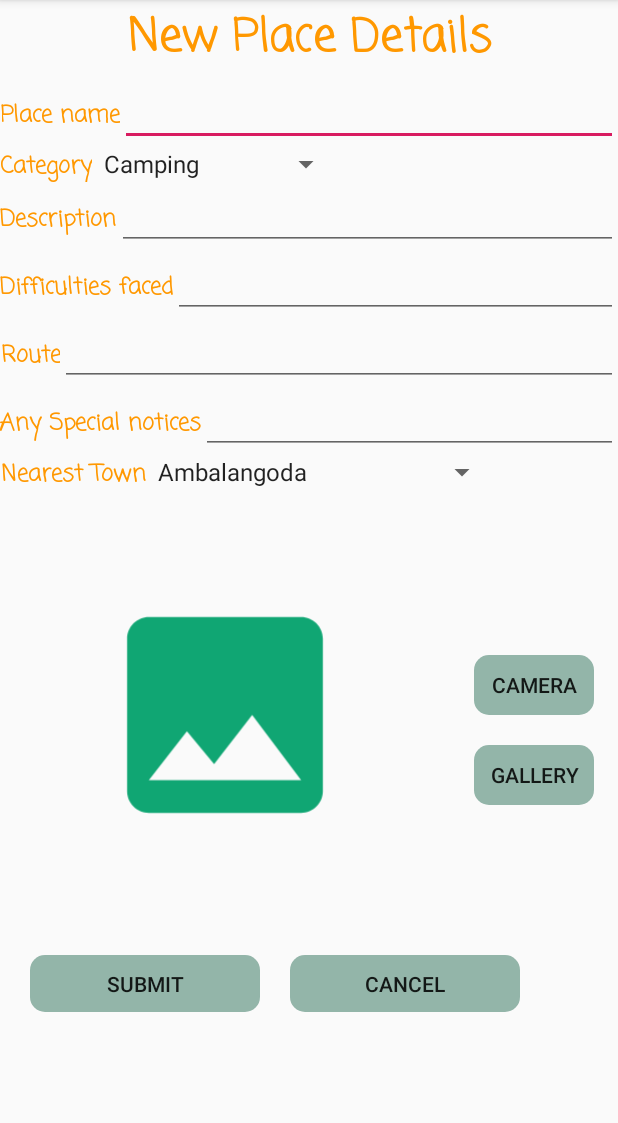
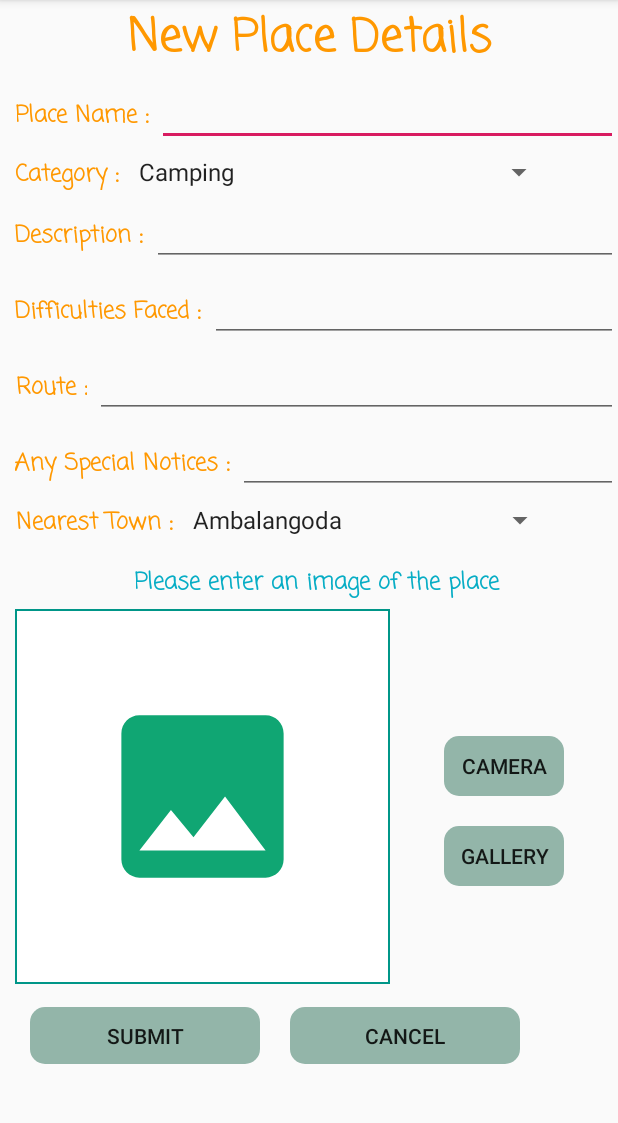
Before and after one commit to pamoda95/VentureMate2, an Android app: the LocationDetailAdder screen opened directly, with no data from a screen before it, on a phone screen of 412 x 824 dp, the part 84-1207 px from its top. Run offline under Robolectric (Android 15) with nearby library versions, the phone set to English and light mode, and no system bars; our stand-ins replace Firebase (no records; nobody signed in at launch, a user with empty details on screens opened directly); 2 statements that could not run were skipped.

Commit message:
Layout changes

```diff
--- a/app/src/main/java/com/example/venturemate/LocationDetailAdder.java
+++ b/app/src/main/java/com/example/venturemate/LocationDetailAdder.java
@@ -196,8 +196,8 @@ public class LocationDetailAdder extends AppCompatActivity {
             place.put("route", routeText.getText().toString());
             place.put("specialNotice", locationDescriptionText.getText().toString());
             place.put("difficultes", difficultiesText.getText().toString());
-            place.put("pLikes", 0);
-            place.put("pComments", 0);
+            place.put("pLikes", "0");
+            place.put("pComments", "0");
             place.put("latitude", lat);
             place.put("longitude", lon);
 
--- /dev/null
+++ b/app/src/main/res/drawable/border.xml
@@ -0,0 +1,9 @@
+<?xml version="1.0" encoding="UTF-8"?>
+<shape xmlns:android="http://schemas.android.com/apk/res/android"
+    android:layout_height="wrap_content"
+    android:layout_width="wrap_content">
+    <solid android:color="#FFFFFF" />
+    <stroke android:width="1dp" android:color="#009688" />
+    <padding android:left="1dp" android:top="1dp" android:right="1dp"
+        android:bottom="1dp" />
+</shape>
--- a/app/src/main/res/layout/activity_add_location.xml
+++ b/app/src/main/res/layout/activity_add_location.xml
@@ -20,7 +20,7 @@
             android:layout_height="52dp"
             android:gravity="center"
             android:lineSpacingExtra="10sp"
-            android:text="Add New Location"
+            android:text="Add New Place"
             android:textAllCaps="false"
             android:textAppearance="@style/TextAppearance.AppCompat.Display2"
             android:textColor="#FF9800"
@@ -32,6 +32,11 @@
         <com.google.android.gms.maps.MapView
             android:id="@+id/mapView"
             android:layout_width="match_parent"
+            android:layout_marginLeft="5dp"
+            android:layout_marginEnd="5dp"
+            android:layout_marginTop="5dp"
+            android:layout_marginBottom="5dp"
+            android:layout_marginRight="5dp"
             android:layout_height="344dp" />
 
         <TextView
--- a/app/src/main/res/layout/activity_display_place_detail.xml
+++ b/app/src/main/res/layout/activity_display_place_detail.xml
@@ -70,13 +70,15 @@
                 android:orientation="vertical">
         <ImageView
             android:id="@+id/image"
-            android:layout_width="match_parent"
+            android:layout_width="300dp"
             android:layout_height="300dp"
             android:layout_centerHorizontal="true"
             android:layout_marginTop="20dp"
             android:layout_marginLeft="20dp"
             android:layout_marginRight="20dp"
-            android:layout_marginBottom="10dp"
+            android:layout_marginBottom="5dp"
+            android:scaleType="fitXY"
+            android:adjustViewBounds="true"
             android:src="@drawable/adventure_travel" />
 
         <LinearLayout
--- a/app/src/main/res/layout/activity_location_detail_adder.xml
+++ b/app/src/main/res/layout/activity_location_detail_adder.xml
@@ -44,15 +44,18 @@
             android:id="@+id/layout2"
             android:layout_width="match_parent"
             android:layout_height="wrap_content"
-            android:orientation="horizontal">
+            android:orientation="horizontal"
+            >
         <TextView
 
             android:id="@+id/locationName"
             android:layout_width="wrap_content"
             android:layout_height="wrap_content"
+            android:layout_marginLeft="10dp"
+            android:layout_marginStart="10dp"
             android:gravity="center"
             android:lineSpacingExtra="10sp"
-            android:text="Place name"
+            android:text="Place Name :"
             android:textAllCaps="false"
             android:textAppearance="@style/TextAppearance.AppCompat.Display2"
             android:textColor="#FF9800"
@@ -66,6 +69,9 @@
                 android:id="@+id/placeNameText"
                 android:layout_width="match_parent"
                 android:layout_height="wrap_content"
+                android:layout_marginStart="5dp"
+                android:layout_marginLeft="10dp"
+                android:layout_marginRight="5dp"
                 android:ems="10"
                 android:inputType="textPersonName" />
 
@@ -76,27 +82,33 @@
                 android:id="@+id/layout3"
                 android:layout_width="match_parent"
                 android:layout_height="wrap_content"
+                android:layout_marginTop="5dp"
                 android:orientation="horizontal">
+
                 <TextView
 
                     android:id="@+id/Category"
                     android:layout_width="wrap_content"
                     android:layout_height="wrap_content"
+                    android:layout_marginStart="10dp"
+                    android:layout_marginLeft="10dp"
                     android:gravity="center"
                     android:lineSpacingExtra="10sp"
-                android:text="Category"
+                    android:text="Category :"
                     android:textAllCaps="false"
                     android:textAppearance="@style/TextAppearance.AppCompat.Display2"
                     android:textColor="#FF9800"
                     android:textSize="15sp"
                     android:textStyle="bold"
                     android:typeface="sans"
-                app:fontFamily="casual"
-                />
-            <Spinner android:id="@+id/category_list"
-                android:layout_width="wrap_content"
-                android:layout_height="wrap_content"/>
+                    app:fontFamily="casual" />
 
+                <Spinner
+                    android:id="@+id/category_list"
+                    android:layout_width="285dp"
+                    android:layout_height="wrap_content"
+                    android:layout_marginLeft="5dp"
+                    android:dropDownWidth="285dp" />
 
 
             </LinearLayout>
@@ -105,59 +117,72 @@
                 android:id="@+id/layout4"
                 android:layout_width="match_parent"
                 android:layout_height="wrap_content"
+                android:layout_marginTop="5dp"
                 android:orientation="horizontal">
+
                 <TextView
 
                     android:id="@+id/locationDescription"
                     android:layout_width="wrap_content"
                     android:layout_height="wrap_content"
+                    android:layout_marginStart="10dp"
+                    android:layout_marginLeft="10dp"
                     android:gravity="center"
                     android:lineSpacingExtra="10sp"
-                android:text="Description"
+                    android:text="Description :"
                     android:textAllCaps="false"
                     android:textAppearance="@style/TextAppearance.AppCompat.Display2"
                     android:textColor="#FF9800"
                     android:textSize="15sp"
                     android:textStyle="bold"
                     android:typeface="sans"
-                app:fontFamily="casual"
-                />
+                    app:fontFamily="casual" />
 
                 <EditText
                     android:id="@+id/locationDescriptionText"
                     android:layout_width="match_parent"
                     android:layout_height="wrap_content"
+                    android:layout_marginStart="5dp"
+                    android:layout_marginLeft="10dp"
+                    android:layout_marginRight="5dp"
                     android:ems="10"
                     android:gravity="start|top"
                     android:inputType="textMultiLine" />
 
             </LinearLayout>
+
             <LinearLayout
                 android:id="@+id/layout5"
                 android:layout_width="match_parent"
                 android:layout_height="wrap_content"
+                android:layout_marginTop="5dp"
                 android:orientation="horizontal">
+
                 <TextView
 
                     android:id="@+id/difficulties"
                     android:layout_width="wrap_content"
                     android:layout_height="wrap_content"
+                    android:layout_marginStart="10dp"
+                    android:layout_marginLeft="10dp"
                     android:gravity="center"
                     android:lineSpacingExtra="10sp"
-                android:text="Difficulties faced"
+                    android:text="Difficulties Faced :"
                     android:textAllCaps="false"
                     android:textAppearance="@style/TextAppearance.AppCompat.Display2"
                     android:textColor="#FF9800"
                     android:textSize="15sp"
                     android:textStyle="bold"
                     android:typeface="sans"
-                app:fontFamily="casual"
-                />
+                    app:fontFamily="casual" />
 
                 <EditText
                     android:id="@+id/difficultiesText"
                     android:layout_width="match_parent"
                     android:layout_height="wrap_content"
+                    android:layout_marginStart="5dp"
+                    android:layout_marginLeft="10dp"
+                    android:layout_marginRight="5dp"
                     android:ems="10"
                     android:gravity="start|top"
                     android:inputType="textMultiLine" />
@@ -168,31 +193,36 @@
                 android:id="@+id/layout6"
                 android:layout_width="match_parent"
                 android:layout_height="wrap_content"
+                android:layout_marginTop="5dp"
                 android:orientation="horizontal">
+
                 <TextView
 
                     android:id="@+id/route"
                     android:layout_width="wrap_content"
                     android:layout_height="wrap_content"
+                    android:layout_marginStart="10dp"
+                    android:layout_marginLeft="10dp"
                     android:gravity="center"
                     android:lineSpacingExtra="10sp"
-                android:text="Route"
+                    android:text="Route :"
                     android:textAllCaps="false"
                     android:textAppearance="@style/TextAppearance.AppCompat.Display2"
                     android:textColor="#FF9800"
                     android:textSize="15sp"
                     android:textStyle="bold"
                     android:typeface="sans"
-                app:fontFamily="casual"
-                />
+                    app:fontFamily="casual" />
 
                 <EditText
                     android:id="@+id/routeText"
                     android:layout_width="match_parent"
                     android:layout_height="wrap_content"
+                    android:layout_marginStart="5dp"
+                    android:layout_marginLeft="10dp"
+                    android:layout_marginRight="5dp"
                     android:ems="10"
-                android:gravity="start|top"
-               />
+                    android:gravity="start|top" />
 
             </LinearLayout>
 
@@ -200,31 +230,36 @@
                 android:id="@+id/layout7"
                 android:layout_width="match_parent"
                 android:layout_height="wrap_content"
+                android:layout_marginTop="5dp"
                 android:orientation="horizontal">
+
                 <TextView
 
                     android:id="@+id/special_notice"
                     android:layout_width="wrap_content"
                     android:layout_height="wrap_content"
+                    android:layout_marginStart="10dp"
+                    android:layout_marginLeft="10dp"
                     android:gravity="center"
                     android:lineSpacingExtra="10sp"
-                android:text="Any Special notices"
+                    android:text="Any Special Notices :"
                     android:textAllCaps="false"
                     android:textAppearance="@style/TextAppearance.AppCompat.Display2"
                     android:textColor="#FF9800"
                     android:textSize="15sp"
                     android:textStyle="bold"
                     android:typeface="sans"
-                app:fontFamily="casual"
-                />
+                    app:fontFamily="casual" />
 
                 <EditText
                     android:id="@+id/special_notice_text"
                     android:layout_width="match_parent"
                     android:layout_height="wrap_content"
+                    android:layout_marginStart="5dp"
+                    android:layout_marginLeft="10dp"
+                    android:layout_marginRight="5dp"
                     android:ems="10"
-                android:gravity="start|top"
-                />
+                    android:gravity="start|top" />
 
             </LinearLayout>
 
@@ -232,48 +267,83 @@
                 android:id="@+id/layout8"
                 android:layout_width="match_parent"
                 android:layout_height="wrap_content"
+                android:layout_marginTop="5dp"
                 android:orientation="horizontal">
+
                 <TextView
 
                     android:id="@+id/nearestTown"
                     android:layout_width="wrap_content"
                     android:layout_height="wrap_content"
+                    android:layout_marginStart="10dp"
+                    android:layout_marginLeft="10dp"
                     android:gravity="center"
                     android:lineSpacingExtra="10sp"
-                android:text="Nearest Town"
+                    android:text="Nearest Town :"
                     android:textAllCaps="false"
                     android:textAppearance="@style/TextAppearance.AppCompat.Display2"
                     android:textColor="#FF9800"
                     android:textSize="15sp"
                     android:textStyle="bold"
                     android:typeface="sans"
-                app:fontFamily="casual"
-                />
-            <Spinner android:id="@+id/nearestTownList"
-                android:layout_width="wrap_content"
-                android:layout_height="wrap_content"/>
+                    app:fontFamily="casual" />
+
+                <Spinner
+                    android:id="@+id/nearestTownList"
+                    android:layout_width="250dp"
+                    android:layout_height="wrap_content"
+                    android:layout_marginLeft="5dp"
+                    android:dropDownWidth="250dp" />
 
             </LinearLayout>
+
+            <TextView
+
+                android:id="@+id/photo_message"
+                android:layout_width="match_parent"
+                android:layout_height="wrap_content"
+                android:layout_marginStart="10dp"
+                android:layout_marginLeft="10dp"
+                android:layout_marginTop="18dp"
+                android:layout_marginRight="5dp"
+                android:gravity="center"
+                android:lineSpacingExtra="10sp"
+                android:text="Please enter an image of the place"
+                android:textAllCaps="false"
+                android:textAppearance="@style/TextAppearance.AppCompat.Display2"
+                android:textColor="#07ADC5"
+                android:textSize="15sp"
+                android:textStyle="bold"
+                android:typeface="sans"
+                app:fontFamily="casual" />
+
+
+
             <LinearLayout
                 android:id="@+id/layout9"
                 android:layout_width="match_parent"
                 android:layout_height="wrap_content"
+                android:layout_marginTop="5dp"
                 android:orientation="horizontal">
+
                 <ImageView
                     android:id="@+id/placeImage"
-            android:layout_width="300dp"
-            android:layout_height="300dp"
+                    android:background="@drawable/border"
+                    android:layout_width="250dp"
+                    android:layout_height="250dp"
+                    android:layout_marginStart="10dp"
+                    android:layout_marginLeft="10dp"
+                    android:adjustViewBounds="true"
                     android:contentDescription="Add an image from gallery or using camera"
-            android:src="@drawable/ic_photo_foreground"
-            />
+                    android:scaleType="fitXY"
+                    android:src="@drawable/ic_photo_foreground" />
 
                 <LinearLayout
                     android:id="@+id/layout10"
                     android:layout_width="match_parent"
                     android:layout_height="match_parent"
-                android:orientation="vertical"
                     android:gravity="center"
-                >
+                    android:orientation="vertical">
 
                     <Button
                         android:id="@+id/camera_button"
@@ -282,8 +352,8 @@
                         android:layout_height="40dp"
                         android:layout_marginTop="20dp"
                         android:background="@drawable/btn_shape_capsule"
+                        android:gravity="center"
                         android:padding="8dp"
-                android:gravity="center"
                         android:text="Camera" />
 
                     <Button
@@ -293,10 +363,9 @@
                         android:layout_height="40dp"
                         android:layout_marginTop="20dp"
                         android:background="@drawable/btn_shape_capsule"
+                        android:gravity="center"
                         android:padding="8dp"
-                android:gravity="center"
-                android:text="Gallery"
-                 />
+                        android:text="Gallery" />
                 </LinearLayout>
 
             </LinearLayout>
@@ -304,34 +373,37 @@
             <LinearLayout
                 android:id="@+id/layout11"
                 android:layout_width="match_parent"
-            android:orientation="horizontal"
-            android:layout_height="wrap_content" >
+                android:layout_height="wrap_content"
+                android:layout_marginTop="5dp"
+                android:layout_marginBottom="20dp"
+                android:orientation="horizontal">
 
                 <Button
                     android:id="@+id/submit_button"
                     style="@style/Widget.AppCompat.Button.Borderless"
                     android:layout_width="153dp"
                     android:layout_height="38dp"
-                android:layout_marginTop="10dp"
                     android:layout_marginStart="20dp"
                     android:layout_marginLeft="20dp"
+                    android:layout_marginTop="10dp"
                     android:background="@drawable/btn_shape_capsule"
                     android:gravity="center"
                     android:padding="8dp"
-                android:text="Submit"
-                />
+                    android:shadowColor="#D24CAF50"
+                    android:text="Submit" />
 
                 <Button
                     android:id="@+id/detail_adding_cancel_button"
                     style="@style/Widget.AppCompat.Button.Borderless"
                     android:layout_width="153dp"
                     android:layout_height="38dp"
+                    android:layout_marginStart="20dp"
+                    android:layout_marginLeft="20dp"
                     android:layout_marginTop="10dp"
-                android:layout_marginLeft="20dp"
-                android:layout_marginStart="20dp"
                     android:background="@drawable/btn_shape_capsule"
+                    android:gravity="center"
                     android:padding="8dp"
-                android:gravity="center"
+                    android:shadowColor="#A38F5353"
                     android:text="Cancel" />
 
             </LinearLayout>
--- a/app/src/main/res/layout/activity_row.xml
+++ b/app/src/main/res/layout/activity_row.xml
@@ -20,12 +20,14 @@
         >
 
         <TextView
-            android:layout_width="match_parent"
-            android:layout_height="wrap_content"
+            android:layout_width="80dp"
+            android:layout_height="80dp"
             android:text="Main Title"
             android:textColor="#000"
             android:textStyle="bold"
             android:layout_margin="5dp"
+            android:scaleType="fitXY"
+            android:adjustViewBounds="true"
             android:textSize="20sp"
             android:id="@+id/textView1"
             />
```
Lines whose indentation alone changed are shown as unchanged.
